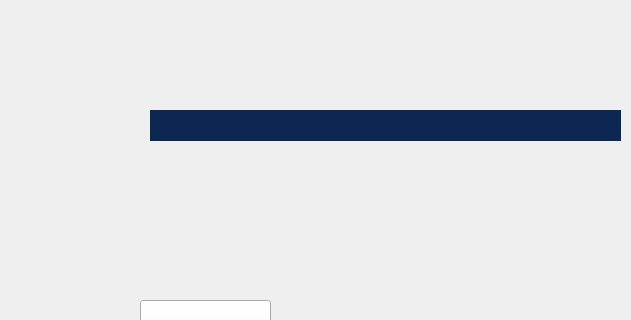
Before: the Qt Designer form tuning.ui in RISWANAAAA/venturiphaco, drawn with Qt 5; both pictures show x 230 to 861 and y 0 to 320 of the 861 by 711 pixel window.
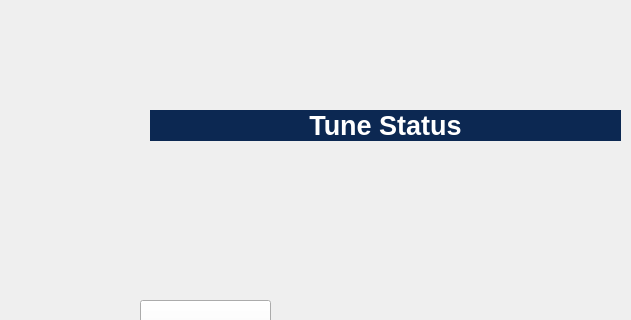
After: the same form once the commit is applied. Icons and pictures are not drawn.

Diff of the .ui file:
```diff
--- a/tuning.ui
+++ b/tuning.ui
@@ -179,7 +179,7 @@
 </string>
    </property>
    <property name="text">
-    <string/>
+    <string>Tune Status</string>
    </property>
    <property name="alignment">
     <set>Qt::AlignCenter</set>
```
